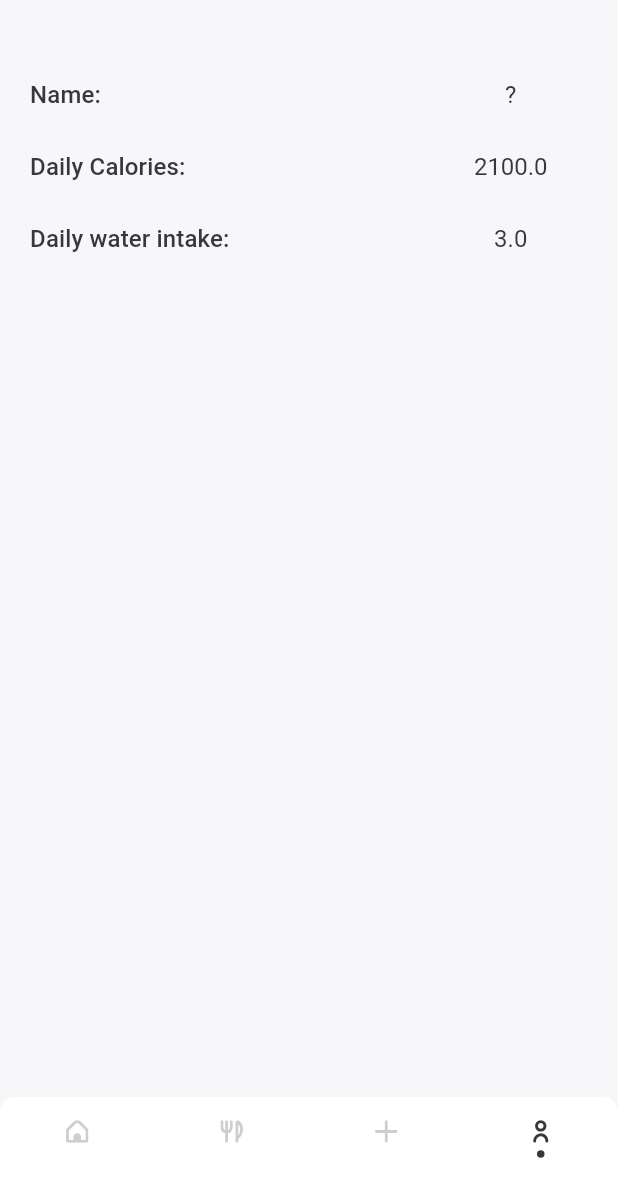
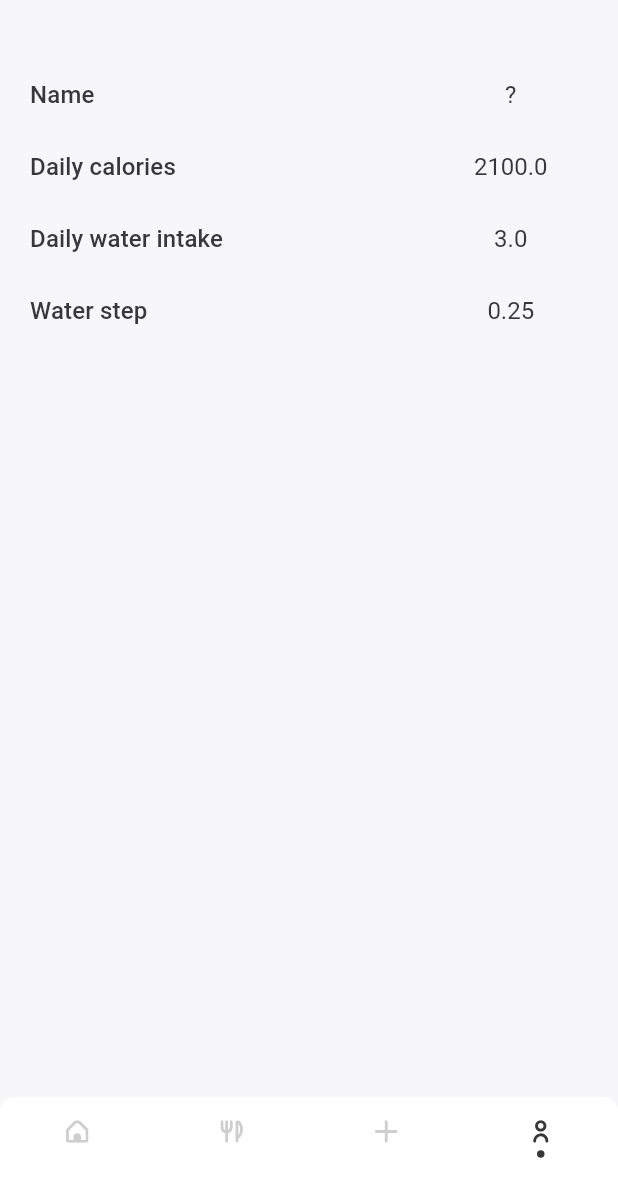
Before and after one commit to blaz-cerpnjak/flutter-nutrition-app, a Flutter app: the screen it shows after launch, item 4 of the bottom bar chosen, on a phone screen of 412 x 824 dp, the part 55-1236 px from its top. Run offline on Flutter 3.47's test engine with Material 2 defaults, Android fonts, the phone set to English and light mode, and no system bars; drawn by our look-alikes of flutter_zoom_drawer, persistent_bottom_nav_bar; our stand-ins replace date_format, date_picker_timeline, flutter_slidable, flutter_speed_dial, flutter_svg, google_fonts and 4 more; accounts and stored records are empty.

Commit message:
Implement water step preferences

```diff
--- a/nutrition_app/lib/providers/preferences.dart
+++ b/nutrition_app/lib/providers/preferences.dart
@@ -8,11 +8,13 @@ class Preferences with ChangeNotifier {
   double _waterAmount = 3.0;
   bool _doneLoading = false;
   String _username = '';
+  double _waterStep = 0.250;
 
   double get calories => _calories;
   double get waterAmount => _waterAmount;
   bool get doneLoading => _doneLoading;
   String get username => _username;
+  double get waterStep => _waterStep;
 
   Preferences() {
     _loadFromPrefs();
@@ -40,6 +42,11 @@ class Preferences with ChangeNotifier {
     notifyListeners();
   }
 
+  setWaterStep(double waterStep) {
+    _waterStep = waterStep;
+    notifyListeners();
+  }
+
   _initPrefs() async {
     _preferences ??= await SharedPreferences.getInstance();
   }
@@ -49,6 +56,7 @@ class Preferences with ChangeNotifier {
     _calories = _preferences?.getDouble('calories') ?? 2000.0;
     _waterAmount = _preferences?.getDouble('waterAmount') ?? 3.0;
     _username = _preferences?.getString('username') ?? '';
+    _waterStep = _preferences?.getDouble('waterStep') ?? 0.250;
     notifyListeners();
   }
 
@@ -57,6 +65,7 @@ class Preferences with ChangeNotifier {
     _preferences?.setDouble('calories', _calories);
     _preferences?.setDouble('waterAmount', _waterAmount);
     _preferences?.setString('username', _username);
+    _preferences?.setDouble('waterStep', _waterStep);
   }
 
 }
--- a/nutrition_app/lib/screens/home_screen.dart
+++ b/nutrition_app/lib/screens/home_screen.dart
@@ -77,7 +77,7 @@ class _HomeState extends State<HomeScreen> {
       watersBox.add(water);
     } else {
       final water = waters.first;
-      water.amount += 0.250;
+      water.amount += context.read<Preferences>().waterStep;
       water.save();
     }
   }
@@ -86,8 +86,8 @@ class _HomeState extends State<HomeScreen> {
     final waters = getTodaysWater();
     if (waters.isNotEmpty) {
       final water = waters.first;
-      if (water.amount >= 0.250) {
-        water.amount -= 0.250;
+      if (water.amount >= context.read<Preferences>().waterStep) {
+        water.amount -= context.read<Preferences>().waterStep;
         water.save();
       }
     }
@@ -159,12 +159,12 @@ class _HomeState extends State<HomeScreen> {
         children: [
           SpeedDialChild(
             child: Icon(Icons.remove),
-            label: '0.250 L',
+            label: '${context.watch<Preferences>().waterStep} L',
             onTap: removeWater
           ),
           SpeedDialChild(
             child: Icon(Icons.add),
-            label: '0.250 L',
+            label: '${context.watch<Preferences>().waterStep} L',
             onTap: addWater
           ),
         ],
--- a/nutrition_app/lib/screens/user_profile_screen.dart
+++ b/nutrition_app/lib/screens/user_profile_screen.dart
@@ -17,9 +17,12 @@ class _UserProfileScreenState extends State<UserProfileScreen> {
   final TextEditingController _dailyCalsController = TextEditingController();
   final TextEditingController _dailyWaterIntakeController = TextEditingController();
   final TextEditingController _nameController = TextEditingController();
+  final TextEditingController _watersStepController = TextEditingController();
+
   late double calories;
   late double waterIntake;
   late String name;
+  late double waterStep;
 
   @override
   void initState() {
@@ -33,10 +36,12 @@ class _UserProfileScreenState extends State<UserProfileScreen> {
     calories = prefs.getDouble("calories") ?? 2100;
     waterIntake = prefs.getDouble("waterAmount") ?? 3.0;
     name = prefs.getString('username') ?? '?';
+    waterStep = prefs.getDouble('waterStep') ?? 0.250;
 
     _dailyCalsController.text = calories.toString();
     _dailyWaterIntakeController.text = waterIntake.toString();
     _nameController.text = name.toString();
+    _watersStepController.text = waterStep.toString();
   }
 
   void showSnackbar(BuildContext context, String text) {
@@ -57,87 +62,89 @@ class _UserProfileScreenState extends State<UserProfileScreen> {
           child: Center(
               child: Column(
             children: [
-              Row(
+              prefsItem(
+                title: 'Name',
+                onSave: (s) {
+                  context.read<Preferences>().setUsername(s);
+                  showSnackbar(context, 'Success');
+                },
+                controller: _nameController
+              ),
+              prefsItem(
+                title: 'Daily calories',
+                onSave: (s) {
+                  if (s.isValidDouble()) {
+                    context
+                      .read<Preferences>()
+                      .setCalories(double.parse(s));
+                    showSnackbar(context, 'Success');
+                  } else {
+                    showSnackbar(context, 'Your input is not a valid number.');
+                  }
+                },
+                controller: _dailyCalsController,
+                isNumber: true,
+              ),
+              prefsItem(
+                title: 'Daily water intake',
+                onSave: (s) {
+                  if (s.isValidDouble()) {
+                    context
+                      .read<Preferences>()
+                      .setWaterAmount(double.parse(s));
+                    showSnackbar(context, 'Success.');
+                  } else {
+                    showSnackbar(context, 'Your input is not a valid number.');
+                  }
+                },
+                controller: _dailyWaterIntakeController,
+                isNumber: true,
+              ),
+              prefsItem(
+                title: 'Water step',
+                onSave: (s) {
+                  if (s.isValidDouble()) {
+                    context
+                      .read<Preferences>()
+                      .setWaterStep(double.parse(s));
+                    showSnackbar(context, 'Success.');
+                  } else {
+                    showSnackbar(context, 'Your input is not a valid number.');
+                  }
+                },
+                controller: _watersStepController,
+              ),
+            ],
+          )),
+        ));
+  }
+
+  Widget prefsItem({
+    required String title,
+    required Function(String) onSave,
+    required TextEditingController controller,
+    bool? isNumber = false,
+  }) {
+    return Row(
       mainAxisAlignment: MainAxisAlignment.spaceBetween,
       children: [
         Text(
-                    'Name:',
+          title,
           style: Theme.of(context).textTheme.subtitle2,
         ),
         SizedBox(
           width: 100,
           child: TextField(
-                      controller: _nameController,
+            controller: controller,
             style: Theme.of(context).textTheme.bodyText1,
             textAlign: TextAlign.center,
             decoration: const InputDecoration(border: InputBorder.none),
-                      onSubmitted: (s) {
-                        context.read<Preferences>().setUsername(s);
-                        showSnackbar(context, 'Success');
-                      },
+            keyboardType:
+                isNumber == true ? TextInputType.number : TextInputType.text,
+            onSubmitted: onSave,
           ),
         ),
       ],
-              ),
-              Row(
-                mainAxisAlignment: MainAxisAlignment.spaceBetween,
-                children: [
-                  Text(
-                    'Daily Calories:',
-                    style: Theme.of(context).textTheme.subtitle2,
-                  ),
-                  SizedBox(
-                    width: 100,
-                    child: TextField(
-                      controller: _dailyCalsController,
-                      style: Theme.of(context).textTheme.bodyText1,
-                      textAlign: TextAlign.center,
-                      decoration: const InputDecoration(border: InputBorder.none),
-                      keyboardType: TextInputType.number,
-                      onSubmitted: (s) {
-                        if (s.isValidDouble()) {
-                          context.read<Preferences>().setCalories(double.parse(s));
-                          showSnackbar(context, 'Success');
-                        } else {
-                          showSnackbar(context, 'Your input is not a valid number.');
-                        }
-                      },
-                    ),
-                  ),
-                ],
-              ),
-              Row(
-                mainAxisAlignment: MainAxisAlignment.spaceBetween,
-                children: [
-                  Text(
-                    'Daily water intake:',
-                    style: Theme.of(context).textTheme.subtitle2,
-                  ),
-                  SizedBox(
-                    width: 100,
-                    child: TextField(
-                      controller: _dailyWaterIntakeController,
-                      style: Theme.of(context).textTheme.bodyText1,
-                      textAlign: TextAlign.center,
-                      decoration: const InputDecoration(border: InputBorder.none),
-                      keyboardType: TextInputType.number,
-                      onSubmitted: (s) {
-                        if (s.isValidDouble()) {
-                          context.read<Preferences>().setWaterAmount(double.parse(s));
-                          showSnackbar(context, 'Success.');
-                        } else {
-                          showSnackbar(context, 'Your input is not a valid number.');
-                        }
-                      },
-                    ),
-                  ),
-                ],
-              ),
-            ],
-          )
-        ),
-      )
     );
   }
-
 }
```
Lines whose indentation alone changed are shown as unchanged.
